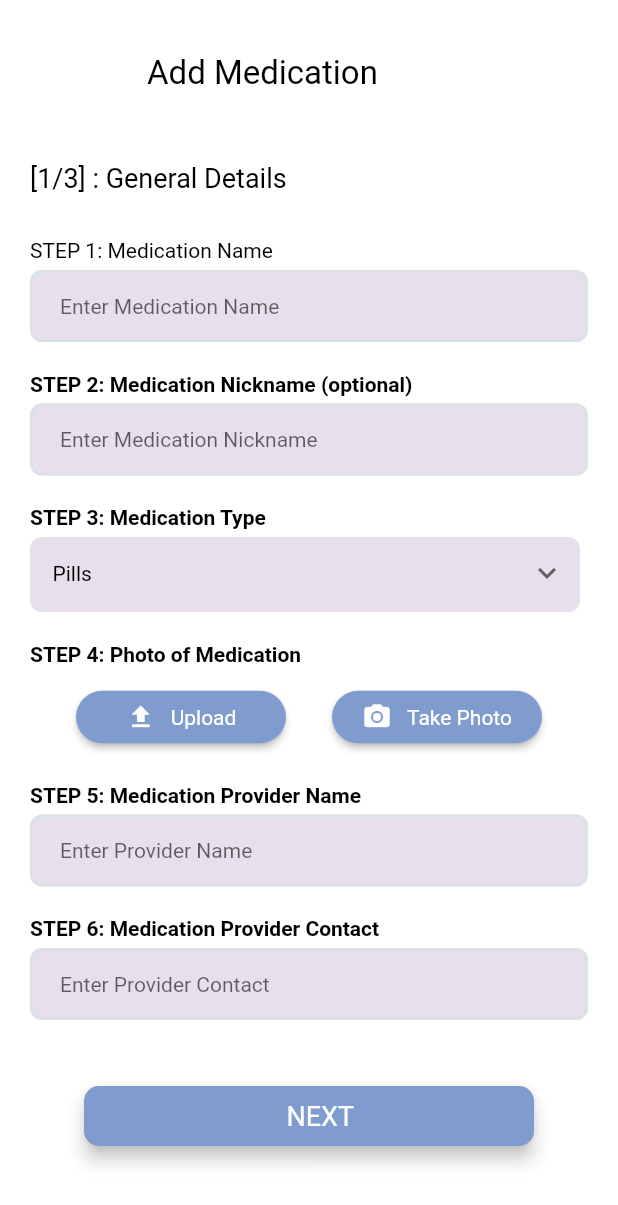
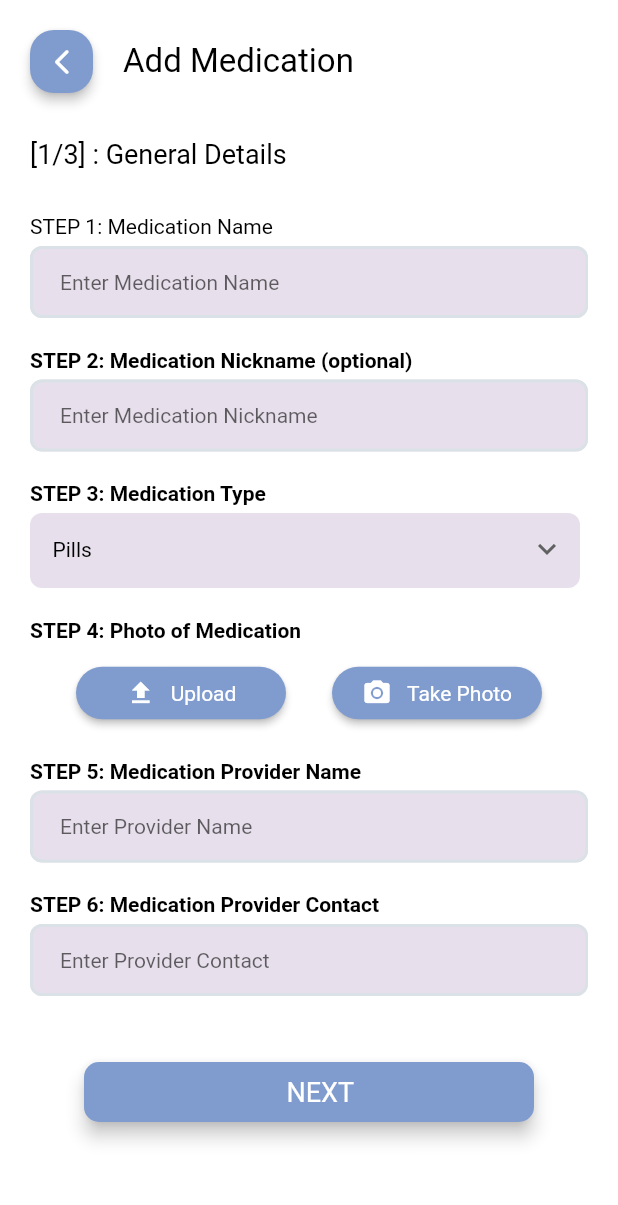
Before and after one commit to marcuswkl/medimate, a Flutter app: the screen it shows after launch, on a phone screen of 412 x 824 dp. Shown: the top 1205 px of the screen. Run offline on Flutter 3.47's test engine with Material 2 defaults, Android fonts, the phone set to English and light mode, and no system bars; our stand-ins replace google_fonts; Roboto replaces fonts that are missing (Fredoka One, Signika Negative).

Commit message:
Update add_medication_1 and add_medication_2.dart files
Configured back button. Debugging.

```diff
--- a/lib/view/medication-details/add_medication_1.dart
+++ b/lib/view/medication-details/add_medication_1.dart
@@ -46,17 +46,38 @@ class _AddMedication1State extends State<AddMedication1> {
                       mainAxisSize: MainAxisSize.max,
                       mainAxisAlignment: MainAxisAlignment.start,
                       children: [
-                        IconButton(
-                          iconSize: 42,
-                          color: const Color(0xFF809BCE),
-                          icon: const Icon(
-                            Icons.chevron_left,
-                            color: Colors.white,
-                            size: 25,
-                            // borderRadius: 16,
+                        // Back button
+                        Material(
+                          color: Colors.transparent,
+                          elevation: 3,
+                          shape: RoundedRectangleBorder(
+                            borderRadius: BorderRadius.circular(16),
                           ),
-                            onPressed: () {},
+                          child: Container(
+                            width: 42,
+                            height: 42,
+                            decoration: BoxDecoration(
+                              color: const Color(0xFF809BCE),
+                              borderRadius: BorderRadius.circular(16),
+                            ),
+                            child: Padding(
+                              padding: const EdgeInsetsDirectional.fromSTEB(1, 0, 0, 0),
+                              child: IconButton(
+                                iconSize: 60,
+                                color: const Color(0x00FCFCFC),
+                                icon: const Icon(
+                                  Icons.arrow_back_ios_rounded,
+                                  color: Colors.white,
+                                  size: 20,
+                                ),
+                                onPressed: () {
+                                  //Navigator.push(context,
+                                  //MaterialPageRoute(builder: (context) => const MedicationResultWidget()));
+                                },
+                              ),
+                            ),
                           ),
+                        ),
                         Padding(
                           padding: const EdgeInsetsDirectional.fromSTEB(20, 0, 0, 0),
                           child: Text(
```
Also changed, not shown: lib/view/medication-details/add_medication_2.dart (+30 -9 lines).
